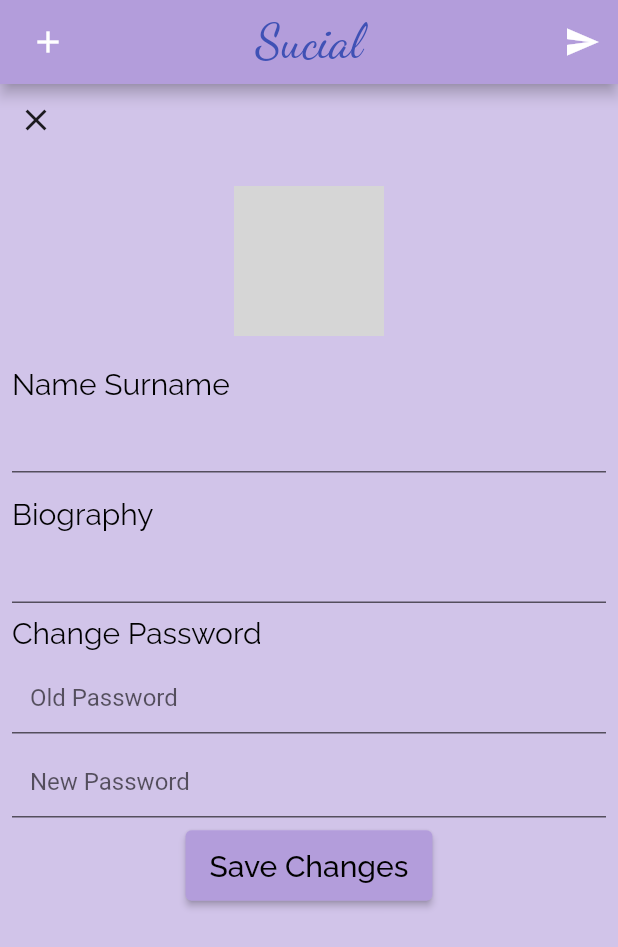
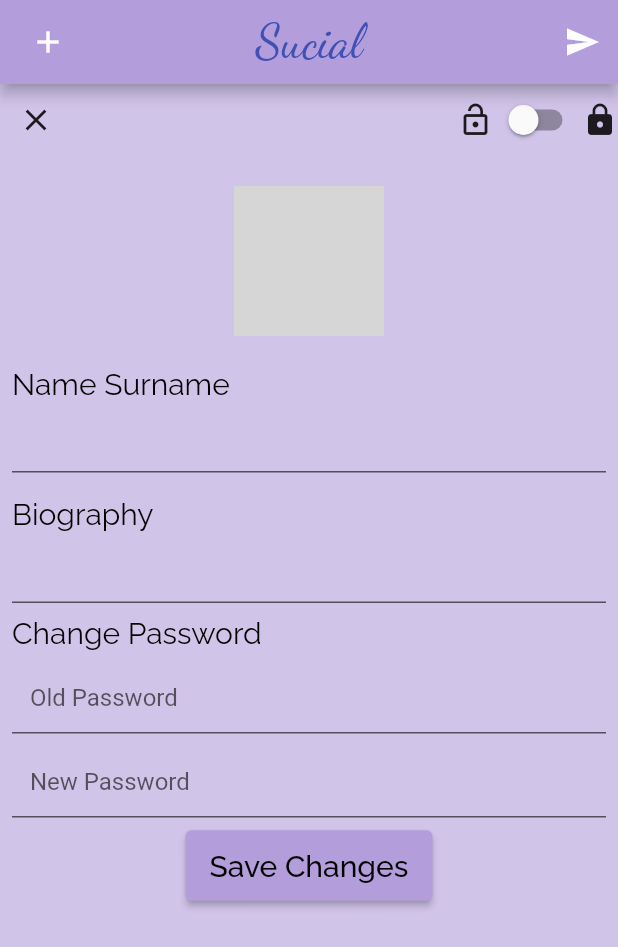
Before and after one commit to dekad4n/cs310_social-media-app, a Flutter app: the SearchPage2 screen opened by its route, item 5 of the bottom bar chosen, after a tap on "Edit Profile", on a phone screen of 412 x 824 dp. Shown: the top 947 px of the screen. Run offline on Flutter 3.47's test engine with Material 2 defaults, Android fonts, the phone set to English and light mode, and no system bars; our stand-ins replace cloud_firestore, email_validator, firebase_analytics, firebase_auth, firebase_core, firebase_crashlytics and 5 more; accounts and stored records are empty; network calls fail; grey boxes are pictures that could not be loaded.

Commit message:
Private & Public Other User

```diff
--- a/lib/main.dart
+++ b/lib/main.dart
@@ -4,8 +4,6 @@ import 'package:firebase_core/firebase_core.dart';
 import 'package:firebase_auth/firebase_auth.dart';
 import 'package:flutter/material.dart';
 import 'package:sucial_cs310_project/routes/search_page.dart';
-import 'package:sucial_cs310_project/routes/edit_profile.dart';
-//import 'package:sucial_cs310_project/routes/SearchPage.dart';
 import 'package:sucial_cs310_project/routes/feed.dart';
 import 'package:sucial_cs310_project/routes/profile_view.dart';
 import 'package:sucial_cs310_project/routes/signup_followup.dart';
--- a/lib/model/user_profile.dart
+++ b/lib/model/user_profile.dart
@@ -7,10 +7,12 @@ class UserProfile
   late String profilepicture;
   late String userId;
   late String biography;
+  late bool isPrivate;
   late List<dynamic> followers;
   late List<dynamic> following;
-  late int followerCount;
-  late int followingCount;
+  late List<dynamic> requests;
+
+
   List<dynamic> posts;
 
   UserProfile({
@@ -21,9 +23,9 @@ class UserProfile
     required this.biography,
     required this.followers,
     required this.following,
-    required this.followerCount,
-    required this.followingCount,
     required this.posts,
+    required this.isPrivate,
+    required this.requests
   });
 
   factory UserProfile.fromMap(Map data){
@@ -33,11 +35,11 @@ class UserProfile
         profilepicture: data['profilepicture'],
         userId: data['userId'],
         biography: data['biography'],
+        isPrivate: data['isPrivate'],
         followers: data['followers'],
         following: data['following'],
-        followerCount: data['followerCount'],
-        followingCount: data['followingCount'],
-        posts:  data["posts"]
+        posts:  data["posts"],
+        requests: data["requests"]
     );
   }
 }
--- a/lib/routes/edit_profile.dart
+++ b/lib/routes/edit_profile.dart
@@ -44,13 +44,16 @@ class _EditProfileState extends State<EditProfile> {
       // TO DO
     }
   }
+  bool isPrivate = false;
   @override
   void initState() {
     // TODO: implement initState
     super.initState();
     oldPassword.text = "";
+    isPrivate = widget.userProfile.isPrivate;
 
   }
+  Widget buildSwitch() => Switch.adaptive(value: isPrivate, onChanged: (value) => setState(() => isPrivate = value));
   @override
   Widget build(BuildContext context) {
     return Scaffold(
@@ -60,11 +63,22 @@ class _EditProfileState extends State<EditProfile> {
         child: Column(
           crossAxisAlignment: CrossAxisAlignment.start,
           children: [
-            IconButton(
-              icon: const Icon(Icons.close),
-              onPressed: (){
-                Navigator.of(context).pop();
-              },
+            Row(
+              children: [
+                IconButton(
+                  icon: const Icon(Icons.close),
+                  onPressed: (){
+                    Navigator.of(context).pop();
+                  },
+                ),
+                const Spacer(),
+                const Icon(Icons.lock_open),
+
+                buildSwitch(),
+                const Icon(Icons.lock),
+
+
+              ]
             ),
             Padding(
               padding: const EdgeInsets.all(12.0),
@@ -266,6 +280,7 @@ class _EditProfileState extends State<EditProfile> {
                                 await _usersService.setFullName(
                                     fullName!, widget.userProfile.userId);
                               }
+                              _usersService.updatePrivacy(widget.userProfile.userId, isPrivate);
                               if(!tryAgain) {
                                 Navigator.pushNamed(context, '/profile');
                               }
--- a/lib/routes/profile_view.dart
+++ b/lib/routes/profile_view.dart
@@ -1,5 +1,4 @@
 import 'package:cloud_firestore/cloud_firestore.dart';
-import 'package:collection/src/list_extensions.dart';
 import 'package:firebase_analytics/firebase_analytics.dart';
 import 'package:firebase_analytics/observer.dart';
 import 'package:firebase_auth/firebase_auth.dart';
@@ -13,8 +12,6 @@ import 'package:sucial_cs310_project/routes/user_details/followers.dart';
 import 'package:sucial_cs310_project/routes/user_details/following.dart';
 import 'package:sucial_cs310_project/services/user_service.dart';
 import 'package:sucial_cs310_project/ui/post_tile.dart';
-import 'package:sucial_cs310_project/utils/colors.dart';
-import 'package:sucial_cs310_project/utils/styles.dart';
 import 'package:sucial_cs310_project/widgets/navbars.dart';
 
 class ProfileView extends StatefulWidget {
@@ -26,11 +23,7 @@ class ProfileView extends StatefulWidget {
 }
 
 class _ProfileViewState extends State<ProfileView> {
-  int count = 0;
-  List<Post> myPosts = [
-    Post(text: 'Hello Sadi', date: '10.12.2021', dislikeCount:0,likeCount: 0, commentCount: 0),
-    Post(image: 'https://cdn.pixabay.com/photo/2015/10/05/22/37/blank-profile-picture-973460_1280.png',text: 'Hello Sadi', date: '10.12.2021', dislikeCount:0,likeCount: 0, commentCount: 0),
-  ];
+
   UsersService usersService = UsersService();
 
   @override
@@ -92,14 +85,14 @@ class _ProfileViewState extends State<ProfileView> {
                                   onPressed: (){
                                     Navigator.push(context, MaterialPageRoute(builder: (context) => Following(analytics: widget.analytics,observer: widget.observer, userId: userProfile.userId)));
                                   },
-                                    child: Text('${userProfile.followingCount} following')
+                                    child: Text('${userProfile.following.length} following')
                                 ),
                                 const SizedBox(height: 12.0),
                                 TextButton(
                                     onPressed: (){
                                       Navigator.push(context, MaterialPageRoute(builder: (context) => Followers(analytics: widget.analytics,observer: widget.observer,userId: userProfile.userId)));
                                     },
-                                    child: Text('${userProfile.followerCount} follower')
+                                    child: Text('${userProfile.followers.length} follower')
                                 ),
                               ],
                             ),
@@ -149,9 +142,10 @@ class _ProfileViewState extends State<ProfileView> {
                                   {
                                     setState(() {
                                       usersService.deletePost(user.uid, post);
-                                      myPosts.remove(post);
+                                      //myPosts.remove(post);
                                     });
                                   },
+                                  isOther: false,
                                   incrementLike:(){
                                     setState(() {
                                       post.likeCount++;
--- a/lib/routes/search_page.dart
+++ b/lib/routes/search_page.dart
@@ -48,7 +48,7 @@ class _SearchPageState2 extends State<SearchPage2> {
     return Scaffold(
       backgroundColor: AppColors.backgroundColor,
       body: StreamBuilder<QuerySnapshot>(
-        stream: userService.snapshots().asBroadcastStream(),
+        stream: userService.users.snapshots().asBroadcastStream(),
         builder: (BuildContext context, AsyncSnapshot<QuerySnapshot> snapshot)  {
           return SingleChildScrollView(
             child: Center(
@@ -83,8 +83,13 @@ class _SearchPageState2 extends State<SearchPage2> {
                                   .toString().contains(
                                   searchController.text.toLowerCase()))
                           .map((QueryDocumentSnapshot<Object?> data) =>
-                          SearchCard(username: data['username'],
-                              profilePic: data['profilepicture'])).toList(),
+                          SearchCard(
+                              analytics: widget.analytics,
+                              observer: widget.observer,
+                              username: data['username'],
+                              profilePic: data['profilepicture'],
+                              userId: data['userId'],
+                          )).toList(),
                     )
                 ],
               ),
--- a/lib/ui/person_card.dart
+++ b/lib/ui/person_card.dart
@@ -60,7 +60,7 @@ class _PersonCardState extends State<PersonCard> {
                     ElevatedButton(
                         onPressed: (){
                           setState(() {
-                            userService.unFollow(widget.userProfile,otherUserProfile);
+                            userService.unFollow(widget.userProfile.userId,otherUserProfile.userId);
                           });
                         },
                         child: const Text("Unfollow")
```
Also changed, not shown: lib/routes/signup.dart (+14 -0 lines), lib/routes/user_details/other_user.dart (added, +208 -0 lines), lib/services/user_service.dart (+52 -20 lines), lib/ui/post_tile.dart (+3 -9 lines), lib/ui/post_tile_image.dart (deleted, +0 -67 lines), lib/ui/search_card.dart (+8 -2 lines).
